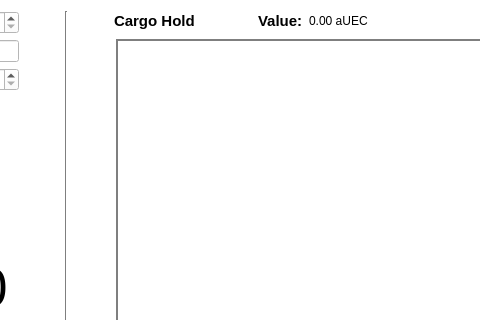
This is widget.ui in JusDooEt/SC-Cargo-Log-Qt as Qt 5 draws it before an edit; both pictures show x 465 to 945 and y 0 to 320 of the 1062 by 735 pixel window. The edited form follows.
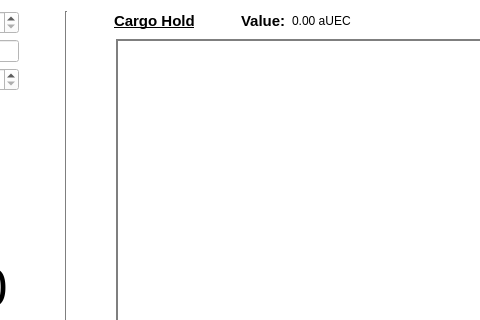
This is the edited form.

```diff
--- a/widget.ui
+++ b/widget.ui
@@ -1104,10 +1104,11 @@
           <font>
            <pointsize>11</pointsize>
            <bold>true</bold>
+           <underline>true</underline>
           </font>
          </property>
          <property name="text">
-          <string>Cargo Hold    </string>
+          <string>Cargo Hold</string>
          </property>
         </widget>
        </item>
```
